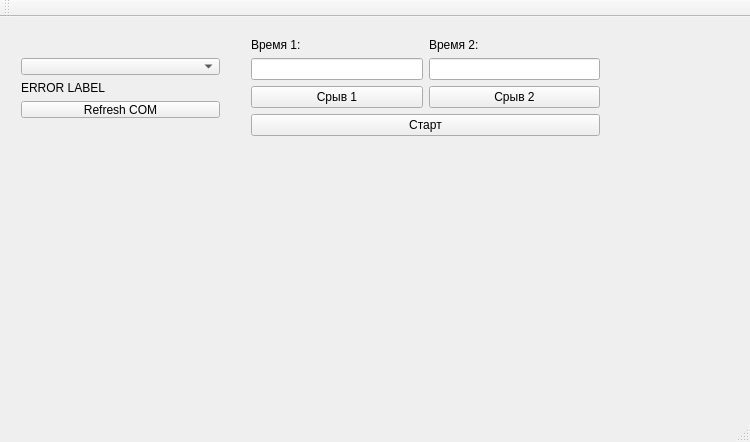
First picture: the form in Chronometer/MainWindow.ui, repository Lezh1k/ClimbingChronometer, before the edit.
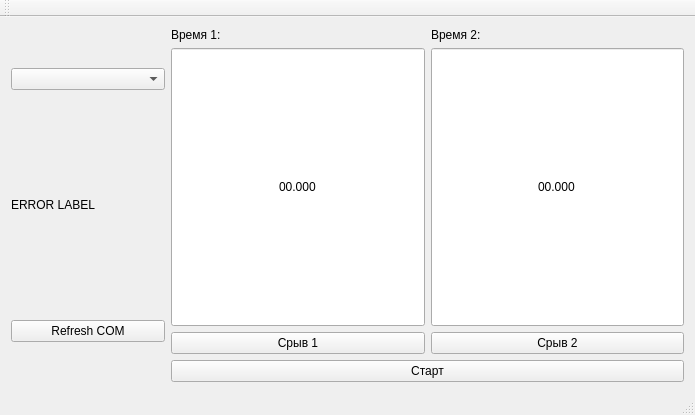
Second picture: the form after the edit.

```diff
--- a/Chronometer/MainWindow.ui
+++ b/Chronometer/MainWindow.ui
@@ -6,28 +6,39 @@
    <rect>
     <x>0</x>
     <y>0</y>
-    <width>750</width>
-    <height>442</height>
+    <width>695</width>
+    <height>415</height>
    </rect>
   </property>
   <property name="windowTitle">
    <string>Megachronometer</string>
   </property>
   <widget class="QWidget" name="centralWidget">
-   <widget class="QWidget" name="layoutWidget">
-    <property name="geometry">
-     <rect>
-      <x>10</x>
-      <y>30</y>
-      <width>221</width>
-      <height>81</height>
-     </rect>
-    </property>
-    <layout class="QGridLayout" name="gl_serial_port">
+   <layout class="QVBoxLayout" name="verticalLayout">
+    <item>
+     <layout class="QGridLayout" name="gridLayout_3" columnstretch="3,10">
      <item row="0" column="0">
+       <layout class="QGridLayout" name="gridLayout">
+        <item row="0" column="0">
+         <spacer name="verticalSpacer">
+          <property name="orientation">
+           <enum>Qt::Vertical</enum>
+          </property>
+          <property name="sizeType">
+           <enum>QSizePolicy::Preferred</enum>
+          </property>
+          <property name="sizeHint" stdset="0">
+           <size>
+            <width>20</width>
+            <height>40</height>
+           </size>
+          </property>
+         </spacer>
+        </item>
+        <item row="1" column="0">
       <widget class="QComboBox" name="cb_serial_ports"/>
      </item>
-     <item row="1" column="0">
+        <item row="2" column="0">
       <widget class="QLabel" name="lbl_error">
        <property name="text">
         <string>ERROR LABEL</string>
@@ -37,25 +48,46 @@
        </property>
       </widget>
      </item>
-     <item row="2" column="0">
+        <item row="3" column="0">
       <widget class="QPushButton" name="btn_refresh_com">
        <property name="text">
         <string>Refresh COM</string>
        </property>
       </widget>
      </item>
-    </layout>
-   </widget>
-   <widget class="QWidget" name="layoutWidget">
-    <property name="geometry">
-     <rect>
-      <x>240</x>
-      <y>10</y>
-      <width>371</width>
-      <height>121</height>
-     </rect>
-    </property>
-    <layout class="QGridLayout" name="gl_chronometer">
+        <item row="4" column="0">
+         <spacer name="verticalSpacer_2">
+          <property name="orientation">
+           <enum>Qt::Vertical</enum>
+          </property>
+          <property name="sizeType">
+           <enum>QSizePolicy::Preferred</enum>
+          </property>
+          <property name="sizeHint" stdset="0">
+           <size>
+            <width>20</width>
+            <height>40</height>
+           </size>
+          </property>
+         </spacer>
+        </item>
+       </layout>
+      </item>
+      <item row="0" column="1">
+       <layout class="QGridLayout" name="gridLayout_2">
+        <item row="3" column="0" colspan="2">
+         <widget class="QPushButton" name="btn_start_stop">
+          <property name="sizePolicy">
+           <sizepolicy hsizetype="Minimum" vsizetype="Fixed">
+            <horstretch>0</horstretch>
+            <verstretch>0</verstretch>
+           </sizepolicy>
+          </property>
+          <property name="text">
+           <string>Старт</string>
+          </property>
+         </widget>
+        </item>
      <item row="0" column="0">
       <widget class="QLabel" name="lbl_time1">
        <property name="sizePolicy">
@@ -82,28 +114,14 @@
        </property>
       </widget>
      </item>
-     <item row="1" column="0">
-      <widget class="QLineEdit" name="le_time1">
-       <property name="alignment">
-        <set>Qt::AlignCenter</set>
-       </property>
-       <property name="readOnly">
-        <bool>true</bool>
-       </property>
-      </widget>
-     </item>
-     <item row="1" column="1">
-      <widget class="QLineEdit" name="le_time2">
-       <property name="alignment">
-        <set>Qt::AlignCenter</set>
-       </property>
-       <property name="readOnly">
-        <bool>true</bool>
-       </property>
-      </widget>
-     </item>
      <item row="2" column="0">
       <widget class="QPushButton" name="btn_fall1">
+          <property name="sizePolicy">
+           <sizepolicy hsizetype="Minimum" vsizetype="Fixed">
+            <horstretch>0</horstretch>
+            <verstretch>0</verstretch>
+           </sizepolicy>
+          </property>
        <property name="text">
         <string>Срыв 1</string>
        </property>
@@ -111,20 +129,54 @@
      </item>
      <item row="2" column="1">
       <widget class="QPushButton" name="btn_fall2">
+          <property name="sizePolicy">
+           <sizepolicy hsizetype="Minimum" vsizetype="Fixed">
+            <horstretch>0</horstretch>
+            <verstretch>0</verstretch>
+           </sizepolicy>
+          </property>
        <property name="text">
         <string>Срыв 2</string>
        </property>
       </widget>
      </item>
-     <item row="3" column="0" colspan="2">
-      <widget class="QPushButton" name="btn_start_stop">
+        <item row="1" column="0">
+         <widget class="QLineEdit" name="le_time1">
+          <property name="sizePolicy">
+           <sizepolicy hsizetype="Ignored" vsizetype="Ignored">
+            <horstretch>0</horstretch>
+            <verstretch>0</verstretch>
+           </sizepolicy>
+          </property>
        <property name="text">
-        <string>Старт</string>
-       </property>
-      </widget>
-     </item>
-    </layout>
-   </widget>
+           <string>00.000</string>
+          </property>
+          <property name="alignment">
+           <set>Qt::AlignCenter</set>
+          </property>
+         </widget>
+        </item>
+        <item row="1" column="1">
+         <widget class="QLineEdit" name="le_time2">
+          <property name="sizePolicy">
+           <sizepolicy hsizetype="Ignored" vsizetype="Ignored">
+            <horstretch>0</horstretch>
+            <verstretch>0</verstretch>
+           </sizepolicy>
+          </property>
+          <property name="text">
+           <string>00.000</string>
+          </property>
+          <property name="alignment">
+           <set>Qt::AlignCenter</set>
+          </property>
+         </widget>
+        </item>
+       </layout>
+      </item>
+     </layout>
+    </item>
+   </layout>
   </widget>
   <widget class="QMenuBar" name="menuBar">
    <property name="geometry">
```
Left out of the diff: 2 changed lines with no effect on the pictures. Lines whose indentation alone changed are shown as unchanged.
